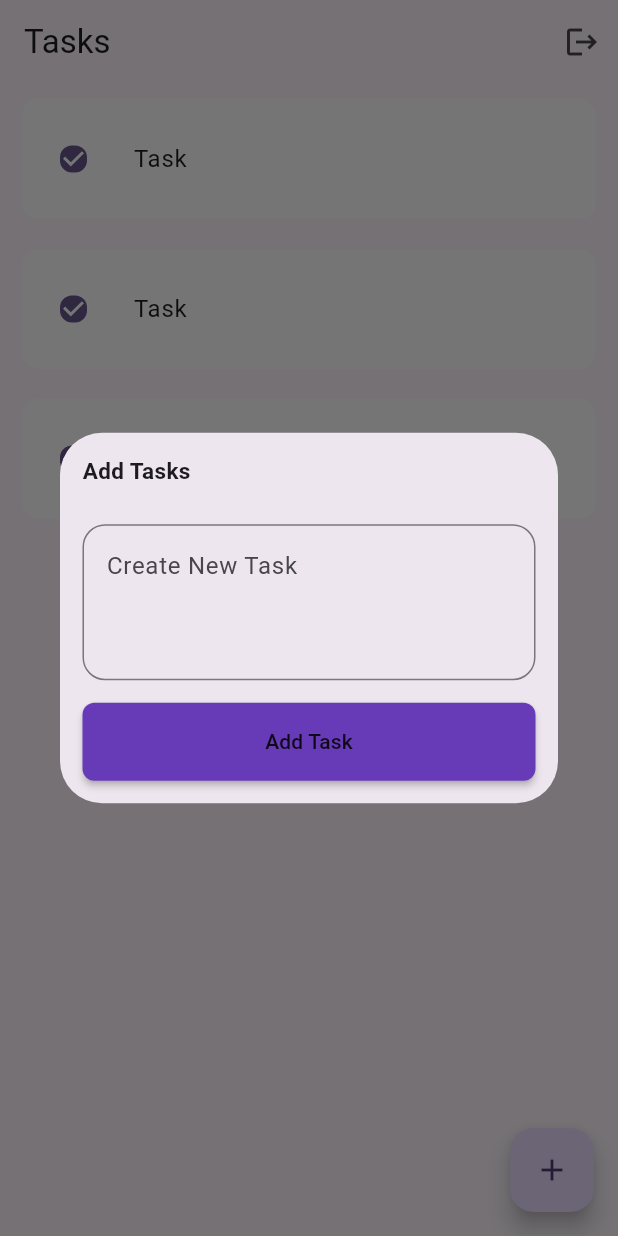
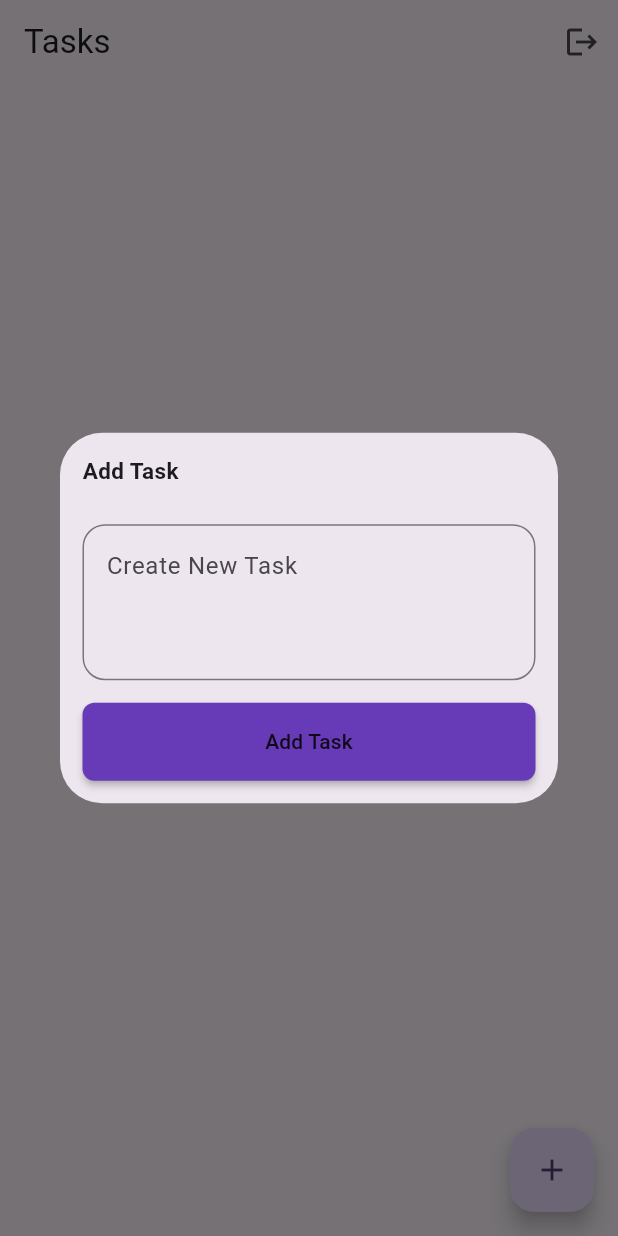
Before and after one commit to JayPcloud/Firebase-Tutuorial, a Flutter app: the screen it shows once a user with an empty profile is signed in, after a tap on the "add" icon, on a phone screen of 412 x 824 dp. Run offline on Flutter 3.47's test engine with Material 3 defaults, Android fonts, the phone set to English and light mode, and no system bars; our stand-ins replace cloud_firestore, firebase_auth, firebase_core, get; accounts and stored records are empty.

Commit message:
TODO-v.1.0

```diff
--- a/lib/models/task_model.dart
+++ b/lib/models/task_model.dart
@@ -1,15 +1,25 @@
 import 'package:cloud_firestore/cloud_firestore.dart';
 
 class TaskModel {
+  String? id;
   String description;
   Timestamp? timeStamp;
   bool isCompleted;
 
   TaskModel({
+    this.id,
     required this.description,
     this.timeStamp,
     required this.isCompleted
   });
+
+  factory TaskModel.fromFirestore(QueryDocumentSnapshot<Map<String, dynamic>> data) {
+    return TaskModel(
+      id: data.id,
+      description: data['description'],
+      isCompleted: data['is_completed']
+      );
+  }
 
   Map<String, dynamic> toFirestore() {
     Map<String, dynamic> map = {};
--- a/lib/screens/home_screen.dart
+++ b/lib/screens/home_screen.dart
@@ -1,6 +1,9 @@
+import 'package:cloud_firestore/cloud_firestore.dart';
 import 'package:firebase_tutorial/controllers/home_controller.dart';
+import 'package:firebase_tutorial/models/task_model.dart';
 import 'package:flutter/material.dart';
 import 'package:get/get.dart';
+
 
 class HomeScreen extends StatefulWidget {
   const HomeScreen({super.key});
@@ -10,7 +13,6 @@ class HomeScreen extends StatefulWidget {
 }
 
 class _HomeScreenState extends State<HomeScreen> {
-
   final formKey = GlobalKey<FormState>();
   final descTextController = TextEditingController();
   final controller = Get.put(HomeController());
@@ -24,50 +26,83 @@ class _HomeScreenState extends State<HomeScreen> {
 
   @override
   Widget build(BuildContext context) {
-
     return Scaffold(
         appBar: AppBar(
           title: Text('Tasks'),
           actions: [
             IconButton(
-            onPressed: ()=> controller.logout(),
-            icon: Icon(Icons.logout)
-            )
+                onPressed: () => controller.logout(), icon: Icon(Icons.logout))
           ],
         ),
         floatingActionButton: FloatingActionButton(
           child: Icon(Icons.add),
-        onPressed: ()=>showTaskDialog(context),
+          onPressed: () => showTaskDialog(context, null),
         ),
-      body: ListView.builder(
-        itemCount: 3,
+        body: StreamBuilder<QuerySnapshot<Map<String, dynamic>>>(
+            stream: controller.taskRepo.getUsersTasks(),
+            builder: (context, snapshot) {
+              if (snapshot.connectionState == ConnectionState.waiting) {
+                return Center(
+                  child: CircularProgressIndicator(),
+                );
+              }
+              if (snapshot.hasData) {
+                final data = snapshot.data?.docs;
+                final tasks = data?.map((e) => TaskModel.fromFirestore(e),).toList();
+                if(tasks?.isEmpty??true) {
+                  return Center(child: Text('No task added yet'),);
+                }
+                return ListView.builder(
+                  itemCount: tasks?.length,
                   itemBuilder: (context, index) {
                     return Padding(
                       padding: const EdgeInsets.symmetric(
-              horizontal: 15,
-              vertical: 10
-            ),
+                          horizontal: 15, vertical: 10),
                       child: ListTile(
                         minTileHeight: 80,
                         shape: RoundedRectangleBorder(
-                borderRadius: BorderRadius.circular(10)
-              ),
+                            borderRadius: BorderRadius.circular(10)),
                         contentPadding: EdgeInsets.symmetric(horizontal: 10),
                         tileColor: Colors.white,
-              leading: Checkbox(value: true, onChanged: (value){},
+                        leading: Checkbox(
+                          value: tasks?[index].isCompleted,
+                          onChanged: (value) {
+                            controller.markOrRemoveAsCompleted(tasks?[index].id??'', value??false);
+                          },
                           shape: RoundedRectangleBorder(
-                borderRadius: BorderRadius.circular(8)
+                              borderRadius: BorderRadius.circular(8)),
+                        ),
+                        title: Text(
+                          tasks?[index].description??'',
+                          maxLines: 2,
+                          style: TextStyle(
+                           decoration: tasks?[index].isCompleted??false ?TextDecoration.lineThrough:null,
                           ),
                         ),
-              title: Text('Task',maxLines: 2,),
+                        trailing: IconButton(
+                          icon:Icon(Icons.edit_outlined),
+                          onPressed: ()=> showTaskDialog(context, tasks?[index])
+                        ),
                       ),
                     );
                   },
-        )
                 );
               }
+              if (snapshot.hasError) {
+                print(snapshot.error.toString());
+                return Center(
+                  child: Text('An Error occured : ${snapshot.error}'),
+                );
+              }
+              return Center(
+                child: Text('No data'),
+              );
+            }));
+  }
 
-   void showTaskDialog(BuildContext context) {
+  void showTaskDialog(BuildContext context, TaskModel? task) {
+    final editDescTextCtrl = TextEditingController(text: task?.description);
+
     showDialog(
       context: context,
       builder: (context) {
@@ -78,36 +113,48 @@ class _HomeScreenState extends State<HomeScreen> {
               mainAxisSize: MainAxisSize.min,
               crossAxisAlignment: CrossAxisAlignment.start,
               children: [
-                Text('Add Tasks', style: TextStyle(fontSize: 15, fontWeight: FontWeight.bold),),
-                SizedBox(height: 25,),
+                Text(
+                  task!=null?'Edit Task':'Add Task',
+                  style: TextStyle(fontSize: 15, fontWeight: FontWeight.bold),
+                ),
+                SizedBox(
+                  height: 25,
+                ),
                 Form(
                   key: formKey,
                   child: TextFormField(
                     maxLines: 3,
-                    controller: descTextController,
+                    controller: task!=null?editDescTextCtrl:descTextController,
                     decoration: InputDecoration(
-                      hintText: 'Create New Task',
+                      hintText:  task!=null?'Edit description':'Create New Task',
                       border: OutlineInputBorder(
                         borderRadius: BorderRadius.circular(15),
                       ),
                     ),
                   ),
                 ),
-                SizedBox(height: 15,),
+                SizedBox(
+                  height: 15,
+                ),
                 MaterialButton(
                   padding: EdgeInsets.symmetric(vertical: 16),
                   color: Colors.deepPurple,
                   shape: RoundedRectangleBorder(
-                    borderRadius: BorderRadius.circular(8)
-                  ),
+                      borderRadius: BorderRadius.circular(8)),
                   minWidth: double.infinity,
-                  onPressed: () async{
-                    if(formKey.currentState?.validate()??false) {
-                     await controller.addTask(context,descTextController.text.trim());
+                  onPressed: () async {
+                    if(task != null) {
+                       controller.editTask(context, task.id??'', editDescTextCtrl.text.trim());
+                       editDescTextCtrl.dispose();
+                       return;
+                    }
+                    if (formKey.currentState?.validate() ?? false) {
+                      await controller.addTask(
+                          context, descTextController.text.trim());
                       descTextController.clear();
                     }
                   },
-                  child: Text('Add Task'),
+                  child: Text(task!=null?'Update Task':'Add Task'),
                 )
               ],
             ),
--- a/lib/services/tasks_repository.dart
+++ b/lib/services/tasks_repository.dart
@@ -15,7 +15,7 @@ class TasksRepository {
   }
 
   Stream<QuerySnapshot<Map<String, dynamic>>> getUsersTasks() {
-    return _db.collection('users').doc(currentUser?.uid).collection('Tasks').snapshots();
+    return _db.collection('users').doc(currentUser?.uid).collection('Tasks').orderBy('is_completed',).orderBy('created_at', descending: true).snapshots();
   }
 
   Future<void> updateTask(String taskDocId, Map<String, dynamic> data) async{
```
Also changed, not shown: lib/controllers/home_controller.dart (+34 -2 lines). Lines whose indentation alone changed are shown as unchanged.
